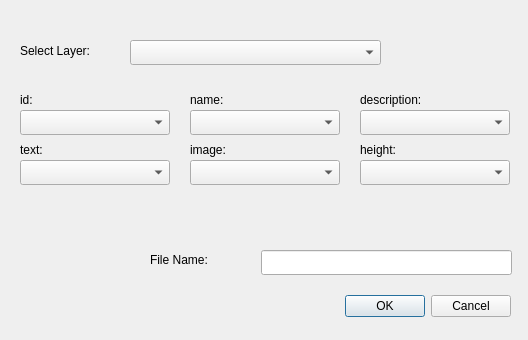
Before: the Qt Designer form CZMLBillboardMaker_dialog_base.ui in muratkendir/CZMLBillboardMaker, drawn with Qt 5.
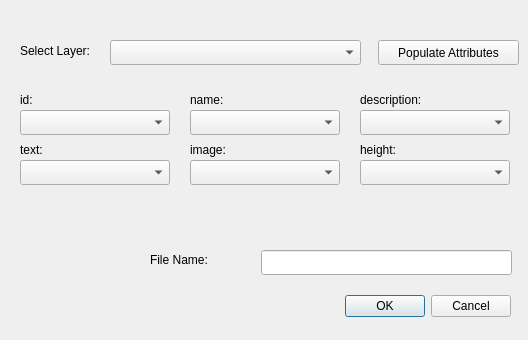
After: the same form once the commit is applied. Icons and pictures are not drawn.

Commit message: populateAttributes function added.

The edit to the form file:
```diff
--- a/CZMLBillboardMaker_dialog_base.ui
+++ b/CZMLBillboardMaker_dialog_base.ui
@@ -49,7 +49,7 @@
   <widget class="QComboBox" name="comboPointLayerNames">
    <property name="geometry">
     <rect>
-     <x>130</x>
+     <x>110</x>
      <y>40</y>
      <width>251</width>
      <height>25</height>
@@ -217,6 +217,19 @@
     </rect>
    </property>
   </widget>
+  <widget class="QPushButton" name="pushButtonPopAttributes">
+   <property name="geometry">
+    <rect>
+     <x>378</x>
+     <y>40</y>
+     <width>141</width>
+     <height>25</height>
+    </rect>
+   </property>
+   <property name="text">
+    <string>Populate Attributes</string>
+   </property>
+  </widget>
  </widget>
  <resources/>
  <connections>
```
Left out of the diff: 12 changed lines with no effect on the pictures. The commit also changes 5 other files.
